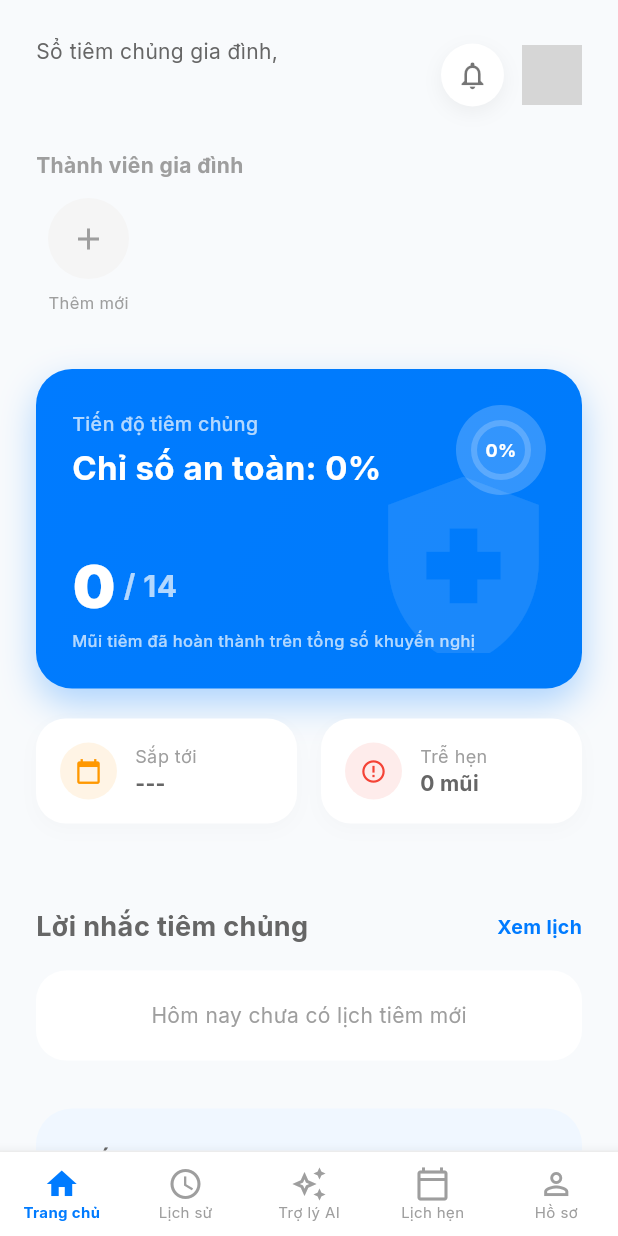
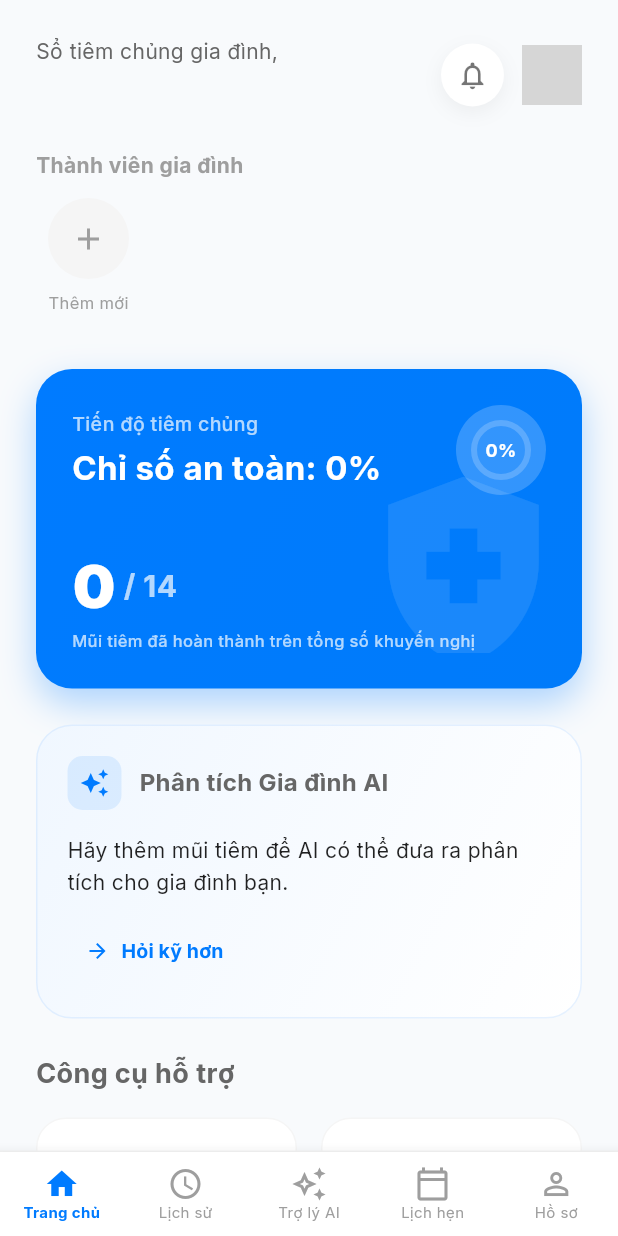
Before and after one commit to TranAnhBlue/vaccination_record, a Flutter app: the HomeScreen screen opened by its route, on a phone screen of 412 x 824 dp. Run offline on Flutter 3.47's test engine with Material 3 defaults, Android fonts, the phone set to English and light mode, and no system bars; our stand-ins replace flutter_local_notifications, google_fonts, google_generative_ai, image_picker, shared_preferences, sqflite and 3 more; accounts and stored records are empty; network calls fail; grey boxes are pictures that could not be loaded.

Commit message:
cam nang tiem chung

```diff
--- a/lib/core/routes/app_router.dart
+++ b/lib/core/routes/app_router.dart
@@ -12,6 +12,7 @@ import '../../presentation/screens/ai/ai_screen.dart';
 import '../../presentation/screens/change_password_screen.dart';
 import '../../presentation/screens/family/add_member_screen.dart';
 import '../../presentation/screens/family/edit_member_screen.dart';
+import '../../presentation/screens/knowledge/knowledge_base_screen.dart';
 import '../../domain/entities/vaccination_record.dart';
 import '../../domain/entities/member.dart';
 import 'app_routes.dart';
@@ -56,6 +57,9 @@ Route<dynamic> generateRoute(RouteSettings settings) {
       final member = settings.arguments as Member;
       return MaterialPageRoute(builder: (_) => EditMemberScreen(member: member));
 
+    case AppRoutes.knowledge:
+      return MaterialPageRoute(builder: (_) => const KnowledgeBaseScreen());
+
     default:
       return MaterialPageRoute(builder: (_) => const SplashScreen());
   }
--- a/lib/core/routes/app_routes.dart
+++ b/lib/core/routes/app_routes.dart
@@ -12,4 +12,5 @@ class AppRoutes {
   static const changePassword = "/change-password";
   static const addMember = "/add-member";
   static const editMember = "/edit-member";
+  static const knowledge = "/knowledge";
 }
--- a/lib/data/services/ai_service.dart
+++ b/lib/data/services/ai_service.dart
@@ -93,4 +93,19 @@ class AIService {
       return '⚠️ Không thể phân tích ảnh: ${e.toString().split('\n').first}';
     }
   }
+
+  /// ================= FAMILY INSIGHTS =================
+  Future<String> getFamilyInsights(String summary) async {
+    try {
+      final model = await _getModel();
+      final response = await model.generateContent([
+        Content.text('Dựa trên dữ liệu tiêm chủng của gia đình dưới đây, hãy đưa ra 1 lời khuyên ngắn gọn (tối đa 2 câu) về mũi tiêm quan trọng nhất cần lưu ý tiếp theo hoặc tình trạng chung.\n'
+            'Dữ liệu:\n$summary\n'
+            'Hãy trả lời bằng tiếng Việt, thân thiện và chuyên nghiệp.')
+      ]);
+      return response.text ?? 'Hãy tiếp tục theo dõi lịch tiêm chủng để bảo vệ sức khỏe gia đình.';
+    } catch (_) {
+      return 'AI đang phân tích dữ liệu gia đình bạn. Hãy quay lại sau ít phút.';
+    }
+  }
 }
--- a/lib/main.dart
+++ b/lib/main.dart
@@ -11,9 +11,11 @@ import 'data/repositories/auth_repository_impl.dart';
 import 'presentation/viewmodels/auth_viewmodel.dart';
 import 'presentation/viewmodels/vaccination_viewmodel.dart';
 import 'presentation/viewmodels/household_viewmodel.dart';
+import 'data/services/notification_service.dart';
 
 void main() async {
   WidgetsFlutterBinding.ensureInitialized();
+  await NotificationService().init();
 
   /// Dependency Injection
   final repo = AuthRepositoryImpl(UserDao());
--- a/lib/presentation/screens/home_screen.dart
+++ b/lib/presentation/screens/home_screen.dart
@@ -2,6 +2,7 @@ import 'package:flutter/material.dart';
 import 'package:provider/provider.dart';
 import 'package:intl/intl.dart';
 import '../../core/routes/app_routes.dart';
+import '../../data/services/ai_service.dart';
 import '../viewmodels/vaccination_viewmodel.dart';
 import '../viewmodels/auth_viewmodel.dart';
 import '../../domain/entities/vaccination_record.dart';
@@ -25,6 +26,8 @@ class _HomeScreenState extends State<HomeScreen> {
   String selectedFilter = "Tất cả";
   final TextEditingController _searchController = TextEditingController();
   String _searchQuery = "";
+  String _aiInsight = "Đang tải phân tích từ AI...";
+  bool _isInsightLoaded = false;
 
   @override
   void dispose() {
@@ -41,7 +44,9 @@ class _HomeScreenState extends State<HomeScreen> {
         context.read<HouseholdViewModel>().loadMembers(authVm.currentUser!.id!).then((_) {
           final householdVm = context.read<HouseholdViewModel>();
           if (householdVm.selectedMember != null) {
-            context.read<VaccinationViewModel>().load(memberId: householdVm.selectedMember!.id);
+            context.read<VaccinationViewModel>().load(memberId: householdVm.selectedMember!.id).then((_) {
+              _fetchAIInsights();
+            });
           }
         });
       }
@@ -85,12 +90,17 @@ class _HomeScreenState extends State<HomeScreen> {
 
     int overdue = 0;
     int upcomingCount = 0;
+    int completedCount = 0;
     VaccinationRecord? nextRecord;
 
     for (var r in vm.records) {
-      final s = _calculateStatus(r, today);
+      if (r.isCompleted) {
+        completedCount++;
+        continue;
+      }
+      final s = r.calculateStatus(today);
       if (s == "Quá hạn") overdue++;
-      if (s == "Sắp đến hạn") {
+      if (s == "Sắp đến hạn" || s == "Hôm nay") {
         upcomingCount++;
         if (nextRecord == null) {
           nextRecord = r;
@@ -115,8 +125,16 @@ class _HomeScreenState extends State<HomeScreen> {
             _buildMemberSwitcher(householdVm),
             const SizedBox(height: 24),
             _buildUrgentWarning(vm.records, today),
-            _buildHealthStatusCard(vm.records.length),
-            const SizedBox(height: 20),
+            _buildHealthStatusCard(completedCount),
+            const SizedBox(height: 24),
+
+            // --- AI INSIGHT SECTION ---
+            _buildAIInsightCard(),
+            const SizedBox(height: 24),
+
+            // --- QUICK LINKS SECTION ---
+            _buildQuickLinks(),
+            const SizedBox(height: 24),
             _buildQuickStats(upcomingCount, overdue, nextRecord),
             const SizedBox(height: 24),
             _buildFamilyOverviewCard(householdVm),
@@ -367,10 +385,10 @@ class _HomeScreenState extends State<HomeScreen> {
     );
   }
 
-  Widget _buildHealthStatusCard(int total) {
-    // Logic: If total >= 14 (recommended), it's 100%.
+  Widget _buildHealthStatusCard(int completed) {
+    // Logic: If completed >= 14 (recommended), it's 100%.
     int recommended = 14;
-    double percent = (total / recommended).clamp(0, 1) * 100;
+    double percent = (completed / recommended).clamp(0, 1) * 100;
 
     return Container(
       width: double.infinity,
@@ -467,7 +485,7 @@ class _HomeScreenState extends State<HomeScreen> {
               Row(
                 children: [
                   Text(
-                    "$total",
+                    "$completed",
                     style: const TextStyle(
                       color: Colors.white,
                       fontSize: 40,
@@ -475,8 +493,8 @@ class _HomeScreenState extends State<HomeScreen> {
                       letterSpacing: 1,
                     ),
                   ),
-                  Text(
-                    " / $recommended",
+                  const Text(
+                    " / 14",
                     style: TextStyle(
                       color: Colors.white70,
                       fontSize: 20,
@@ -1018,6 +1036,138 @@ class _HomeScreenState extends State<HomeScreen> {
     );
   }
 
+  Future<void> _fetchAIInsights() async {
+    if (!mounted || _isInsightLoaded) return;
+
+    final vm = context.read<VaccinationViewModel>();
+    final householdVm = context.read<HouseholdViewModel>();
+
+    if (vm.records.isEmpty) {
+      if (mounted) setState(() => _aiInsight = "Hãy thêm mũi tiêm để AI có thể đưa ra phân tích cho gia đình bạn.");
+      return;
+    }
+
+    final summary = vm.records.map((r) {
+      final member = householdVm.members.where((m) => m.id == r.memberId).map((m) => m.name).firstOrNull ?? "Ẩn danh";
+      return "- $member: ${r.vaccineName} (Mũi ${r.dose}) - Ngày: ${r.date}";
+    }).join("\n");
+
+    try {
+      final insights = await AIService().getFamilyInsights(summary);
+      if (mounted) {
+        setState(() {
+          _aiInsight = insights;
+          _isInsightLoaded = true;
+        });
+      }
+    } catch (_) {
+      if (mounted) setState(() => _aiInsight = "Không thể kết nối với trí tuệ nhân tạo lúc này.");
+    }
+  }
+
+  Widget _buildAIInsightCard() {
+    return Container(
+      padding: const EdgeInsets.all(20),
+      decoration: BoxDecoration(
+        gradient: LinearGradient(
+          colors: [const Color(0xFFF0F7FF), Colors.white],
+          begin: Alignment.topLeft,
+          end: Alignment.bottomRight,
+        ),
+        borderRadius: BorderRadius.circular(24),
+        border: Border.all(color: const Color(0xFFCCE3FF).withOpacity(0.5)),
+      ),
+      child: Column(
+        crossAxisAlignment: CrossAxisAlignment.start,
+        children: [
+          Row(
+            children: [
+              Container(
+                padding: const EdgeInsets.all(8),
+                decoration: BoxDecoration(
+                  color: AppTheme.primary.withOpacity(0.1),
+                  borderRadius: BorderRadius.circular(10),
+                ),
+                child: const Icon(Icons.auto_awesome, color: AppTheme.primary, size: 20),
+              ),
+              const SizedBox(width: 12),
+              const Text(
+                "Phân tích Gia đình AI",
+                style: TextStyle(fontWeight: FontWeight.bold, fontSize: 16),
+              ),
+            ],
+          ),
+          const SizedBox(height: 16),
+          Text(
+            _aiInsight,
+            style: const TextStyle(fontSize: 14, height: 1.5, color: Colors.black87),
+          ),
+          const SizedBox(height: 12),
+          TextButton.icon(
+            onPressed: () => setState(() => _currentIndex = 2), // Go to AI tab
+            icon: const Icon(Icons.arrow_forward, size: 16),
+            label: const Text("Hỏi kỹ hơn", style: TextStyle(fontWeight: FontWeight.bold, fontSize: 13)),
+          ),
+        ],
+      ),
+    );
+  }
+
+  Widget _buildQuickLinks() {
+    return Column(
+      crossAxisAlignment: CrossAxisAlignment.start,
+      children: [
+        const Text("Công cụ hỗ trợ", style: TextStyle(fontSize: 18, fontWeight: FontWeight.bold)),
+        const SizedBox(height: 16),
+        Row(
+          children: [
+            _buildLinkCard(
+              "Cẩm nang\nVắc-xin",
+              Icons.menu_book_rounded,
+              Colors.orange,
+              () => Navigator.pushNamed(context, AppRoutes.knowledge)
+            ),
+            const SizedBox(width: 16),
+            _buildLinkCard(
+              "Đặt lịch\ntiêm chủng",
+              Icons.event_available_rounded,
+              Colors.green,
+              () {} // Future feature
+            ),
+          ],
+        ),
+      ],
+    );
+  }
+
+  Widget _buildLinkCard(String title, IconData icon, Color color, VoidCallback onTap) {
+    return Expanded(
+      child: InkWell(
+        onTap: onTap,
+        borderRadius: BorderRadius.circular(20),
+        child: Container(
+          padding: const EdgeInsets.all(20),
+          decoration: BoxDecoration(
+            color: Colors.white,
+            borderRadius: BorderRadius.circular(20),
+            border: Border.all(color: Colors.grey.shade100),
+          ),
+          child: Column(
+            crossAxisAlignment: CrossAxisAlignment.start,
+            children: [
+              Icon(icon, color: color, size: 32),
+              const SizedBox(height: 16),
+              Text(
+                title,
+                style: const TextStyle(fontWeight: FontWeight.bold, fontSize: 14, height: 1.3),
+              ),
+            ],
+          ),
+        ),
+      ),
+    );
+  }
+
   String _calculateStatus(VaccinationRecord r, DateTime today) {
     return r.calculateStatus(today);
   }
--- a/lib/presentation/viewmodels/vaccination_viewmodel.dart
+++ b/lib/presentation/viewmodels/vaccination_viewmodel.dart
@@ -2,6 +2,7 @@ import 'package:flutter/material.dart';
 import 'package:intl/intl.dart';
 import '../../domain/entities/vaccination_record.dart';
 import '../../data/repositories/vaccination_repository_impl.dart';
+import '../../data/services/notification_service.dart';
 
 class VaccinationViewModel extends ChangeNotifier {
   final repo = VaccinationRepositoryImpl();
@@ -60,16 +61,19 @@ class VaccinationViewModel extends ChangeNotifier {
 
   Future<void> add(VaccinationRecord record) async {
     await repo.addRecord(record);
+    await NotificationService().scheduleVaccinationReminder(record);
     await load(memberId: record.memberId);
   }
 
   Future<void> update(VaccinationRecord record) async {
     await repo.updateRecord(record);
+    await NotificationService().scheduleVaccinationReminder(record);
     await load(memberId: record.memberId);
   }
 
   Future<void> delete(int id, {int? memberId}) async {
     await repo.deleteRecord(id);
+    await NotificationService().cancelReminder(id);
     await load(memberId: memberId);
   }
 
--- a/pubspec.yaml
+++ b/pubspec.yaml
@@ -68,6 +68,12 @@ dependencies:
   google_fonts: ^6.2.1
   animations: ^2.0.11
 
+  # =============================
+  # NOTIFICATIONS & SCHEDULING
+  # =============================
+  flutter_local_notifications: ^17.2.1
+  timezone: ^0.9.4
+
   # = : =============================
   # AI & GENERATIVE SERVICES (via HTTP REST)
   # =============================
```
Also changed, not shown: lib/data/repositories/vaccine_info_repository.dart (added, +56 -0 lines), lib/data/services/notification_service.dart (added, +82 -0 lines), lib/domain/entities/vaccine_info.dart (added, +17 -0 lines), lib/presentation/screens/knowledge/knowledge_base_screen.dart (added, +166 -0 lines), pubspec.lock, 1 other file.
